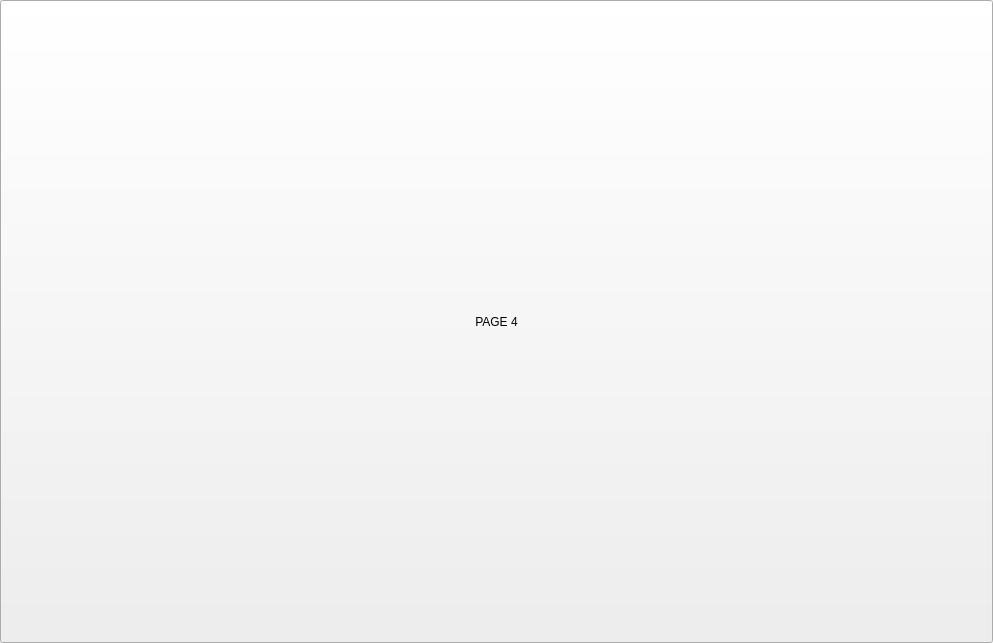
Above: generated-files/ui/new_MainBody.ui from nikunj270/25ThemeEngine before the change. Below: the same form after it.
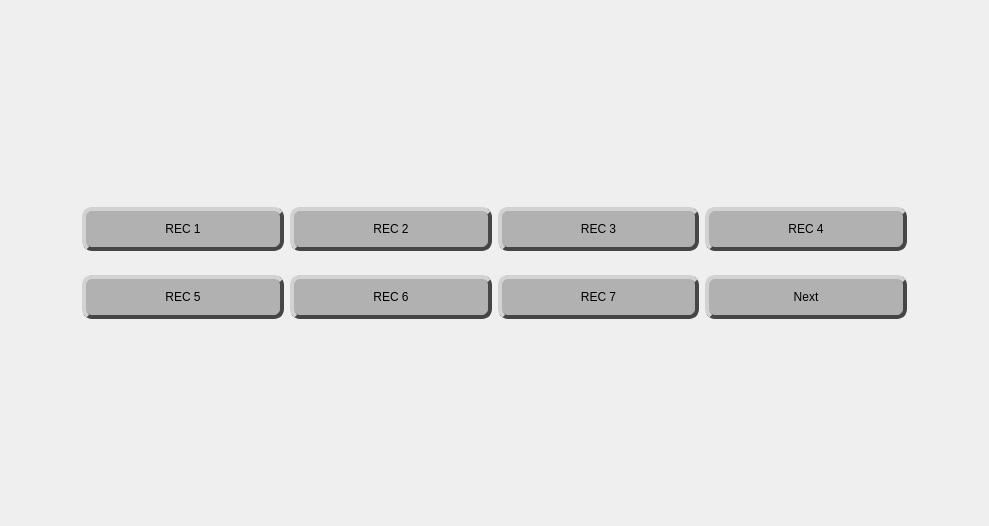
That is the form after the change. The open tabs and pages were chosen to show the change. Icons and pictures are not drawn. Custom widgets are drawn as their Qt base class.

```diff
--- a/generated-files/ui/new_MainBody.ui
+++ b/generated-files/ui/new_MainBody.ui
@@ -6,8 +6,8 @@
    <rect>
     <x>0</x>
     <y>0</y>
-    <width>993</width>
-    <height>643</height>
+    <width>989</width>
+    <height>526</height>
    </rect>
   </property>
   <property name="windowTitle">
@@ -251,7 +251,7 @@
               <verstretch>0</verstretch>
              </sizepolicy>
             </property>
-            <layout class="QHBoxLayout" name="horizontalLayout_12">
+            <layout class="QVBoxLayout" name="verticalLayout_14">
              <property name="spacing">
               <number>0</number>
              </property>
@@ -268,16 +268,243 @@
               <number>0</number>
              </property>
              <item>
-              <widget class="QPushButton" name="Btn4">
-               <property name="sizePolicy">
-                <sizepolicy hsizetype="Preferred" vsizetype="Preferred">
-                 <horstretch>0</horstretch>
-                 <verstretch>0</verstretch>
-                </sizepolicy>
-               </property>
-               <property name="text">
-                <string>PAGE 4</string>
-               </property>
+              <widget class="QWidget" name="widget_20" native="true">
+               <layout class="QVBoxLayout" name="verticalLayout_15">
+                <item>
+                 <widget class="QWidget" name="widget_23" native="true" />
+                </item>
+                <item>
+                 <widget class="QWidget" name="widget_22" native="true">
+                  <property name="sizePolicy">
+                   <sizepolicy hsizetype="Preferred" vsizetype="Preferred">
+                    <horstretch>0</horstretch>
+                    <verstretch>0</verstretch>
+                   </sizepolicy>
+                  </property>
+                  <property name="maximumSize">
+                   <size>
+                    <width>16777215</width>
+                    <height>16777214</height>
+                   </size>
+                  </property>
+                  <property name="styleSheet">
+                   <string notr="true">QPushButton
+{
+border-radius: 10px;
+border: 4px solid rgb(70,70,70);
+border-top-color: rgb(210, 210, 210);
+border-left-color: rgb(210, 210, 210);
+background-color: rgb(177, 177, 177);
+}
+</string>
+                  </property>
+                  <layout class="QHBoxLayout" name="horizontalLayout_12">
+                   <item>
+                    <spacer name="horizontalSpacer_2">
+                     <property name="orientation">
+                      <enum>Qt::Orientation::Horizontal</enum>
+                     </property>
+                     <property name="sizeType">
+                      <enum>QSizePolicy::Policy::Preferred</enum>
+                     </property>
+                     <property name="sizeHint" stdset="0">
+                      <size>
+                       <width>40</width>
+                       <height>20</height>
+                      </size>
+                     </property>
+                    </spacer>
+                   </item>
+                   <item>
+                    <widget class="QWidget" name="widget_24" native="true" />
+                   </item>
+                   <item>
+                    <widget class="QWidget" name="widget_25" native="true">
+                     <property name="sizePolicy">
+                      <sizepolicy hsizetype="Expanding" vsizetype="Preferred">
+                       <horstretch>0</horstretch>
+                       <verstretch>0</verstretch>
+                      </sizepolicy>
+                     </property>
+                     <layout class="QVBoxLayout" name="verticalLayout_16">
+                      <item>
+                       <widget class="QWidget" name="widget_27" native="true">
+                        <property name="sizePolicy">
+                         <sizepolicy hsizetype="Preferred" vsizetype="Preferred">
+                          <horstretch>0</horstretch>
+                          <verstretch>0</verstretch>
+                         </sizepolicy>
+                        </property>
+                        <property name="minimumSize">
+                         <size>
+                          <width>0</width>
+                          <height>0</height>
+                         </size>
+                        </property>
+                        <property name="maximumSize">
+                         <size>
+                          <width>16777215</width>
+                          <height>16777214</height>
+                         </size>
+                        </property>
+                        <layout class="QHBoxLayout" name="horizontalLayout_14">
+                         <item>
+                          <widget class="QPushButton" name="pushButton">
+                           <property name="sizePolicy">
+                            <sizepolicy hsizetype="Preferred" vsizetype="Preferred">
+                             <horstretch>0</horstretch>
+                             <verstretch>0</verstretch>
+                            </sizepolicy>
+                           </property>
+                           <property name="text">
+                            <string>REC 1</string>
+                           </property>
+                          </widget>
+                         </item>
+                         <item>
+                          <widget class="QPushButton" name="pushButton_3">
+                           <property name="sizePolicy">
+                            <sizepolicy hsizetype="Preferred" vsizetype="Preferred">
+                             <horstretch>0</horstretch>
+                             <verstretch>0</verstretch>
+                            </sizepolicy>
+                           </property>
+                           <property name="text">
+                            <string>REC 2</string>
+                           </property>
+                          </widget>
+                         </item>
+                         <item>
+                          <widget class="QPushButton" name="pushButton_2">
+                           <property name="sizePolicy">
+                            <sizepolicy hsizetype="Preferred" vsizetype="Preferred">
+                             <horstretch>0</horstretch>
+                             <verstretch>0</verstretch>
+                            </sizepolicy>
+                           </property>
+                           <property name="text">
+                            <string>REC 3</string>
+                           </property>
+                          </widget>
+                         </item>
+                         <item>
+                          <widget class="QPushButton" name="pushButton_7">
+                           <property name="sizePolicy">
+                            <sizepolicy hsizetype="Preferred" vsizetype="Preferred">
+                             <horstretch>0</horstretch>
+                             <verstretch>0</verstretch>
+                            </sizepolicy>
+                           </property>
+                           <property name="text">
+                            <string>REC 4</string>
+                           </property>
+                          </widget>
+                         </item>
+                        </layout>
+                       </widget>
+                      </item>
+                      <item>
+                       <widget class="QWidget" name="widget_28" native="true">
+                        <property name="maximumSize">
+                         <size>
+                          <width>16777215</width>
+                          <height>16777214</height>
+                         </size>
+                        </property>
+                        <layout class="QHBoxLayout" name="horizontalLayout_15">
+                         <item>
+                          <widget class="QPushButton" name="pushButton_4">
+                           <property name="sizePolicy">
+                            <sizepolicy hsizetype="Preferred" vsizetype="Preferred">
+                             <horstretch>0</horstretch>
+                             <verstretch>0</verstretch>
+                            </sizepolicy>
+                           </property>
+                           <property name="text">
+                            <string>REC 5</string>
+                           </property>
+                          </widget>
+                         </item>
+                         <item>
+                          <widget class="QPushButton" name="pushButton_5">
+                           <property name="sizePolicy">
+                            <sizepolicy hsizetype="Preferred" vsizetype="Preferred">
+                             <horstretch>0</horstretch>
+                             <verstretch>0</verstretch>
+                            </sizepolicy>
+                           </property>
+                           <property name="text">
+                            <string>REC 6</string>
+                           </property>
+                          </widget>
+                         </item>
+                         <item>
+                          <widget class="QPushButton" name="pushButton_6">
+                           <property name="sizePolicy">
+                            <sizepolicy hsizetype="Preferred" vsizetype="Preferred">
+                             <horstretch>0</horstretch>
+                             <verstretch>0</verstretch>
+                            </sizepolicy>
+                           </property>
+                           <property name="text">
+                            <string>REC 7</string>
+                           </property>
+                          </widget>
+                         </item>
+                         <item>
+                          <widget class="QPushButton" name="pushButton_8">
+                           <property name="sizePolicy">
+                            <sizepolicy hsizetype="Preferred" vsizetype="Preferred">
+                             <horstretch>0</horstretch>
+                             <verstretch>0</verstretch>
+                            </sizepolicy>
+                           </property>
+                           <property name="text">
+                            <string>Next</string>
+                           </property>
+                          </widget>
+                         </item>
+                        </layout>
+                       </widget>
+                      </item>
+                     </layout>
+                    </widget>
+                   </item>
+                   <item>
+                    <spacer name="horizontalSpacer">
+                     <property name="orientation">
+                      <enum>Qt::Orientation::Horizontal</enum>
+                     </property>
+                     <property name="sizeType">
+                      <enum>QSizePolicy::Policy::Preferred</enum>
+                     </property>
+                     <property name="sizeHint" stdset="0">
+                      <size>
+                       <width>40</width>
+                       <height>20</height>
+                      </size>
+                     </property>
+                    </spacer>
+                   </item>
+                   <item>
+                    <widget class="QWidget" name="widget_26" native="true" />
+                   </item>
+                  </layout>
+                 </widget>
+                </item>
+                <item>
+                 <widget class="QWidget" name="widget_21" native="true">
+                  <layout class="QHBoxLayout" name="horizontalLayout_19">
+                   <item>
+                    <widget class="QWidget" name="widget_34" native="true" />
+                   </item>
+                   <item>
+                    <widget class="QWidget" name="widget_38" native="true" />
+                   </item>
+                  </layout>
+                 </widget>
+                </item>
+               </layout>
               </widget>
              </item>
             </layout>
```
Left out of the diff: 223 changed lines with no effect on the pictures.
